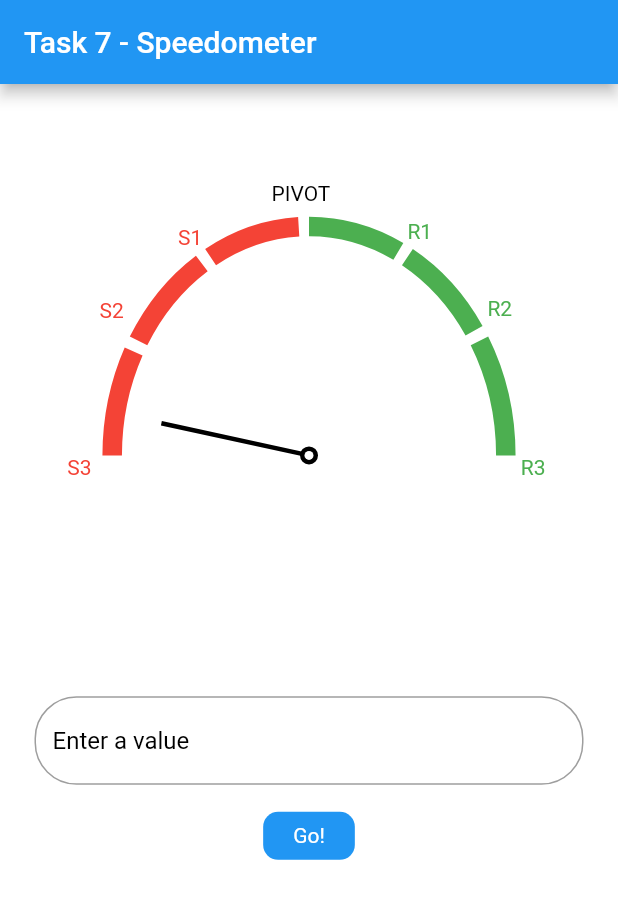
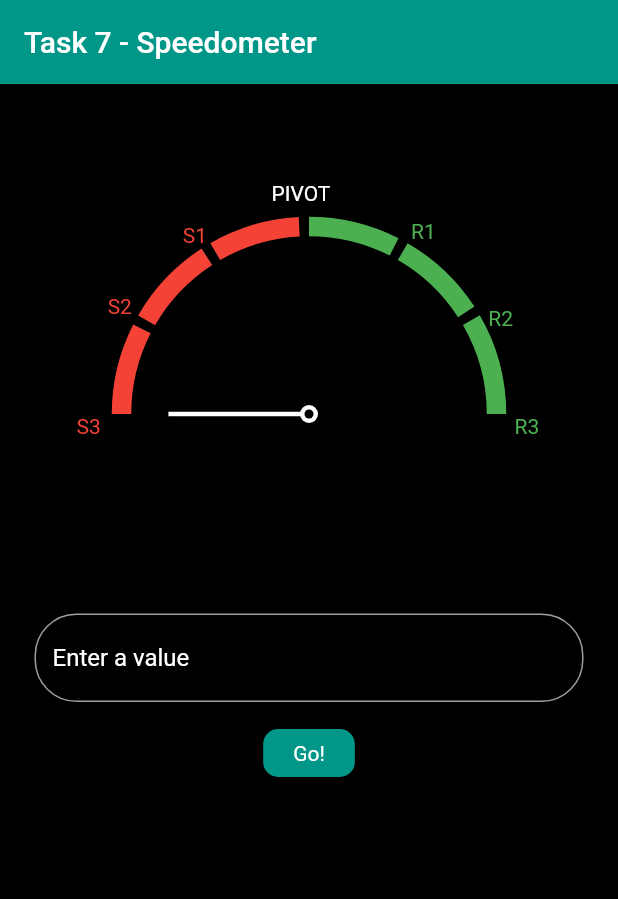
Before and after one commit to newallJemuelD/task7_feedback_fixes, a Flutter app: the screen it shows after launch, after a tap on "Go!", on a phone screen of 412 x 824 dp. Shown: the top 899 px of the screen. Run offline on Flutter 3.47's test engine with Material 2 defaults, Android fonts, the light colour scheme and no system bars; our stand-ins replace flutter_bloc.

Commit message:
feedback fixes

```diff
--- a/lib/app_theme.dart
+++ b/lib/app_theme.dart
@@ -13,24 +13,9 @@ class AppTheme {
         color: Colors.white,
       ),
     ),
-    colorScheme: const ColorScheme.light(
-      primary: Colors.white,
-      onPrimary: Colors.white,
-      secondary: Colors.red,
+    cardTheme: const CardTheme(
+      color: Colors.blue,
     ),
-    cardTheme: const CardTheme(
-      color: Colors.teal,
-    ),
-    // textTheme: TextTheme(
-    //   titleLarge: const TextStyle(
-    //     color: Colors.white,
-    //     fontSize: 20.0,
-    //   ),
-    //   subtitle1: const TextStyle(
-    //     color: Colors.white70,
-    //     fontSize: 18.0,
-    //   ),
-    // ),
     iconTheme: const IconThemeData(
       color: Colors.black,
     ),
@@ -40,29 +25,14 @@ class AppTheme {
   static final ThemeData darkTheme = ThemeData(
     scaffoldBackgroundColor: Colors.black,
     appBarTheme: const AppBarTheme(
-      color: Colors.black,
+      color: Colors.teal,
       iconTheme: IconThemeData(
         color: Colors.white,
       ),
     ),
-    colorScheme: const ColorScheme.light(
-      primary: Colors.black,
-      onPrimary: Colors.black,
-      secondary: Colors.red,
+    cardTheme: const CardTheme(
+      color: Colors.teal,
     ),
-    cardTheme: const CardTheme(
-      color: Colors.black,
-    ),
-    // textTheme: TextTheme(
-    //   titleLarge: const TextStyle(
-    //     color: Colors.white,
-    //     fontSize: 20.0,
-    //   ),
-    //   subtitle1: const TextStyle(
-    //     color: Colors.white70,
-    //     fontSize: 18.0,
-    //   ),
-    // ),
     iconTheme: const IconThemeData(
       color: Colors.white,
     ),
--- a/lib/main.dart
+++ b/lib/main.dart
@@ -16,7 +16,7 @@ class MyApp extends StatelessWidget {
   Widget build(BuildContext context) {
     return MaterialApp(
       title: 'Flutter Demo',
-      theme: AppTheme.lightTheme,
+      theme: AppTheme.darkTheme,
       home: BlocProvider(
         create: (context) => LogicBloc(value: 0),
         child: const HomePage(),
--- a/lib/speedometer/home_page.dart
+++ b/lib/speedometer/home_page.dart
@@ -22,7 +22,7 @@ class _MainScreenState extends State<HomePage> {
   Widget build(BuildContext context) {
     return Scaffold(
       appBar: AppBar(
-        foregroundColor: Theme.of(context).scaffoldBackgroundColor,
+        foregroundColor: Colors.white,
         title: const Text(
           'Task 7 - Speedometer',
         ),
@@ -45,6 +45,8 @@ class _MainScreenState extends State<HomePage> {
                         }
                         return SpeedOMeter(
                           context: context,
+                          //enter size value in the range of 200 to 320
+                          size: 250,
                           sColor: Colors.red,
                           rColor: Colors.green,
                           inputValue: inputValue,
@@ -65,6 +67,9 @@ class _MainScreenState extends State<HomePage> {
                       },
                       controller: myController,
                       keyboardType: TextInputType.number,
+                      style: TextStyle(
+                        color: Theme.of(context).iconTheme.color,
+                      ),
                       decoration: InputDecoration(
                         hintText: 'Enter a value',
                         hintStyle: TextStyle(
@@ -90,14 +95,14 @@ class _MainScreenState extends State<HomePage> {
                     onTap: () {
                       context
                           .read<LogicBloc>()
-                          .add((ClickEvent(int.parse(inputValue ?? '0'))));
+                          .add((ClickEvent(double.parse(inputValue ?? '0.0'))));
                       SystemChannels.textInput.invokeMethod('TextInput.hide');
                     },
                     child: Container(
                       padding: const EdgeInsets.symmetric(
                           horizontal: 20, vertical: 8),
                       decoration: BoxDecoration(
-                        color: Colors.blue,
+                        color: Theme.of(context).cardTheme.color,
                         borderRadius: BorderRadius.circular(10),
                       ),
                       child: const Text(
--- a/lib/speedometer/speedometer.dart
+++ b/lib/speedometer/speedometer.dart
@@ -6,8 +6,10 @@ class SpeedOMeter extends StatelessWidget {
   final BuildContext context;
   final MaterialColor sColor;
   final MaterialColor rColor;
+  final double size;
   const SpeedOMeter({
     Key? key,
+    required this.size,
     required this.context,
     required this.sColor,
     required this.rColor,
@@ -18,18 +20,13 @@ class SpeedOMeter extends StatelessWidget {
 
   @override
   Widget build(BuildContext context) {
-    double width = MediaQuery.of(context).size.width;
-    double height = MediaQuery.of(context).size.height;
-
     return CustomPaint(
-      size: width > 390
-          ? Size(width / 1.57, height / 2.7)
-          : Size(width / 1.57, height / 2.5),
+      size: Size(size, size),
       painter: SpeedOMeterPainter(
         context: context,
         sColor: sColor,
         rColor: rColor,
-        inputValue: int.parse(inputValue ?? '0'),
+        inputValue: double.parse(inputValue ?? '0'),
       ),
     );
   }
@@ -39,6 +36,7 @@ class SpeedOMeterPainter extends CustomPainter {
   MaterialColor sColor;
   MaterialColor rColor;
   BuildContext context;
+  double inputValue = 0.0;
   SpeedOMeterPainter({
     required this.context,
     required this.sColor,
@@ -46,10 +44,8 @@ class SpeedOMeterPainter extends CustomPainter {
     required this.inputValue,
   });
 
-  int inputValue = 0;
-  var minValue = 5;
-  var maxValue = 35;
-
+  double minValue = 5;
+  double maxValue = 35;
   double piValue = math.pi;
 
   double degreeToRadian(double degree) {
@@ -58,11 +54,18 @@ class SpeedOMeterPainter extends CustomPainter {
 
   @override
   void paint(Canvas canvas, Size size) {
-    //Red and green speed indicator sections
     var archAngle = piValue / 6;
     var gapAngle = degreeToRadian(3);
     var radius = size.width / 2;
+    var circleRadius = size.width / 2;
+    var compassLength = (circleRadius) * 0.75;
+    if (inputValue < minValue) inputValue = minValue;
+    if (inputValue > maxValue) inputValue = maxValue;
+    var degreeVal = ((inputValue - minValue) * piValue) / (maxValue - minValue);
+    var compassEndX = circleRadius - (compassLength * math.cos(degreeVal));
+    var compassEndY = circleRadius - (compassLength * math.sin(degreeVal));
 
+    //Red and green speed indicator sections
     var redSection = Paint()
       ..color = sColor
       ..style = PaintingStyle.stroke
@@ -70,39 +73,30 @@ class SpeedOMeterPainter extends CustomPainter {
 
     var angel180 = piValue;
     canvas.drawArc(
-        Rect.fromCenter(
-          center: Offset(size.width / 2, size.height / 2),
-          width: size.width,
-          height: size.height,
-        ),
+      _arcRect(size),
       angel180,
       archAngle - gapAngle,
       false,
-        redSection);
+      redSection,
+    );
 
     var angel210 = (7 * piValue) / 6;
     canvas.drawArc(
-        Rect.fromCenter(
-          center: Offset(size.width / 2, size.height / 2),
-          width: size.width,
-          height: size.height,
-        ),
+      _arcRect(size),
       angel210,
       (archAngle - gapAngle),
       false,
-        redSection);
+      redSection,
+    );
 
     var angel240 = (4 * piValue) / 3;
     canvas.drawArc(
-        Rect.fromCenter(
-          center: Offset(size.width / 2, size.height / 2),
-          width: size.width,
-          height: size.height,
-        ),
+      _arcRect(size),
       angel240,
       (archAngle - gapAngle),
       false,
-        redSection);
+      redSection,
+    );
 
     var greenSection = Paint()
       ..color = rColor
@@ -111,61 +105,40 @@ class SpeedOMeterPainter extends CustomPainter {
 
     var angel270 = (3 * piValue) / 2;
     canvas.drawArc(
-        Rect.fromCenter(
-          center: Offset(size.width / 2, size.height / 2),
-          width: size.width,
-          height: size.height,
-        ),
+      _arcRect(size),
       angel270,
       (archAngle - gapAngle),
       false,
-        greenSection);
+      greenSection,
+    );
 
     var angel300 = (5 * piValue) / 3;
     canvas.drawArc(
-        Rect.fromCenter(
-          center: Offset(size.width / 2, size.height / 2),
-          width: size.width,
-          height: size.height,
-        ),
+      _arcRect(size),
       angel300,
       (archAngle - gapAngle),
       false,
-        greenSection);
+      greenSection,
+    );
 
     var angel330 = (11 * piValue) / 6;
     canvas.drawArc(
-        Rect.fromCenter(
-          center: Offset(size.width / 2, size.height / 2),
-          width: size.width,
-          height: size.height,
-        ),
+      _arcRect(size),
       angel330,
       (archAngle),
       false,
-        greenSection);
+      greenSection,
+    );
 
 //Speedometer pointer
     Paint pivot1Paint = Paint()
-      ..color = Colors.black
+      ..color = Theme.of(context).iconTheme.color!
       ..style = PaintingStyle.fill;
     canvas.drawCircle(
       Offset(size.width / 2, size.height / 2),
       6,
       pivot1Paint,
     );
-
-    var circleRadius = size.width / 2;
-    var compassLength = (circleRadius) * 0.75;
-
-    if (inputValue < minValue) inputValue = minValue;
-
-    if (inputValue > maxValue) inputValue = maxValue;
-
-    var degreeVal = ((inputValue - minValue) * piValue) / (maxValue - minValue);
-
-    var compassEndX = circleRadius - (compassLength * math.cos(degreeVal));
-    var compassEndY = circleRadius - (compassLength * math.sin(degreeVal));
 
     Paint compassPaint = Paint()
       ..color = Theme.of(context).iconTheme.color!
@@ -178,7 +151,7 @@ class SpeedOMeterPainter extends CustomPainter {
     );
 
     Paint pivot2Paint = Paint()
-      ..color = Colors.white
+      ..color = Theme.of(context).scaffoldBackgroundColor
       ..style = PaintingStyle.fill;
     canvas.drawCircle(
       Offset(size.width / 2, size.height / 2),
@@ -223,13 +196,14 @@ class SpeedOMeterPainter extends CustomPainter {
     dy = -30;
     var offsetp = Offset(dx, dy);
     final TextPainter textPainter4 = TextPainter(
-        text: const TextSpan(
-            text: 'PIVOT', style: TextStyle(color: Colors.black)),
+        text: TextSpan(
+            text: 'PIVOT',
+            style: TextStyle(color: Theme.of(context).iconTheme.color)),
         textDirection: TextDirection.ltr)
       ..layout(maxWidth: size.width);
     textPainter4.paint(canvas, offsetp);
 
-    dx = size.width + 10;
+    dx = size.width + 12;
     dy = size.height / 2;
     var offsetR3 = Offset(dx, dy);
     final TextPainter textPainter5 = TextPainter(
@@ -238,8 +212,8 @@ class SpeedOMeterPainter extends CustomPainter {
       ..layout(maxWidth: size.width);
     textPainter5.paint(canvas, offsetR3);
 
-    dx = radius + (radius * math.cos(degreeToRadian(25)));
-    dy = radius - (radius * math.sin(degreeToRadian(40)));
+    dx = radius + (radius * math.cos(degreeToRadian(17)));
+    dy = radius - (radius * math.sin(degreeToRadian(35)));
     var offsetR2 = Offset(dx, dy);
     final TextPainter textPainter6 = TextPainter(
         text: TextSpan(text: 'R2', style: TextStyle(color: rColor)),
@@ -247,8 +221,8 @@ class SpeedOMeterPainter extends CustomPainter {
       ..layout(maxWidth: size.width);
     textPainter6.paint(canvas, offsetR2);
 
-    dx = radius + (radius * math.cos(degreeToRadian(60)));
-    dy = radius - (radius * math.sin(degreeToRadian(90))) - 5;
+    dx = radius + (radius * math.cos(degreeToRadian(57)));
+    dy = radius - (radius * math.sin(degreeToRadian(85))) - 5;
     var offsetR1 = Offset(dx, dy);
     final TextPainter textPainter7 = TextPainter(
         text: TextSpan(text: 'R1', style: TextStyle(color: rColor)),
@@ -257,6 +231,15 @@ class SpeedOMeterPainter extends CustomPainter {
     textPainter7.paint(canvas, offsetR1);
   }
 
+//common code for drawing arc
+  Rect _arcRect(Size size) {
+    return Rect.fromCenter(
+      center: Offset(size.width / 2, size.height / 2),
+      width: size.width,
+      height: size.height,
+    );
+  }
+
   @override
   bool shouldRepaint(covariant CustomPainter oldDelegate) {
     return true;
```
Lines whose indentation alone changed are shown as unchanged.
